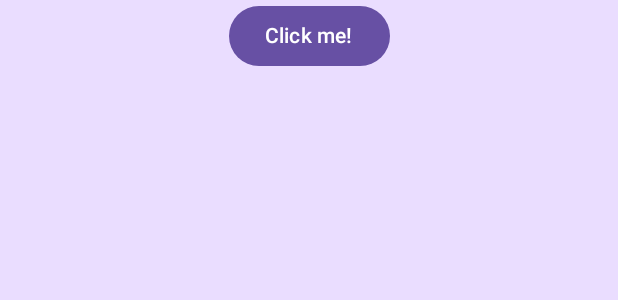
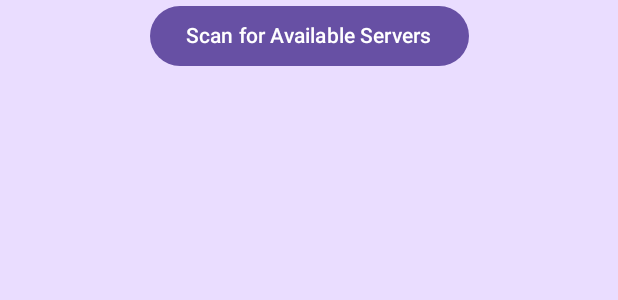
Before and after one commit to Kapcode/OpenMacropadKMP, an Android app built with Jetpack Compose: the @Preview function AppAndroidPreview, on a phone screen of 412 x 824 dp. Shown: the top 300 px of the screen. Run offline under Robolectric (Android 15) with nearby library versions, the phone set to English and light mode, and no system bars; our stand-ins replace Compose Multiplatform resources.

Commit message:
got scanning servers working

```diff
--- a/composeApp/src/commonMain/kotlin/com/kapcode/open/macropad/kmp/App.kt
+++ b/composeApp/src/commonMain/kotlin/com/kapcode/open/macropad/kmp/App.kt
@@ -20,8 +20,7 @@ import openmacropadkmp.composeapp.generated.resources.Res
 import openmacropadkmp.composeapp.generated.resources.compose_multiplatform
 
 @Composable
-@Preview
-fun App() {
+fun App(scanServers: () -> Unit) {
     MaterialTheme {
         var showContent by remember { mutableStateOf(false) }
         Column(
@@ -31,8 +30,11 @@ fun App() {
                 .fillMaxSize(),
             horizontalAlignment = Alignment.CenterHorizontally,
         ) {
-            Button(onClick = { showContent = !showContent }) {
-                Text("Click me!")
+            Button(onClick = {
+                showContent = !showContent
+                scanServers()
+            }) {
+                Text("Scan for Available Servers")
             }
             AnimatedVisibility(showContent) {
                 val greeting = remember { Greeting().greet() }
@@ -47,3 +49,9 @@ fun App() {
         }
     }
 }
+
+@Preview
+@Composable
+fun AppPreview() {
+    App(scanServers = {}) // Provide an empty lambda for preview
+}
```
Also changed, not shown: composeApp/src/androidMain/kotlin/com/kapcode/open/macropad/kmp/MainActivity.kt (+56 -2 lines), 1 other file.
